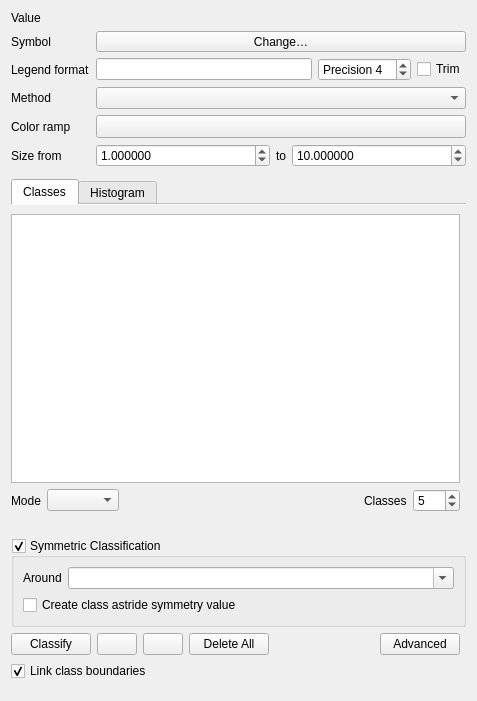
Above: src/ui/qgsgraduatedsymbolrendererwidget.ui from qgis/QGIS before the change. Below: the same form after it.
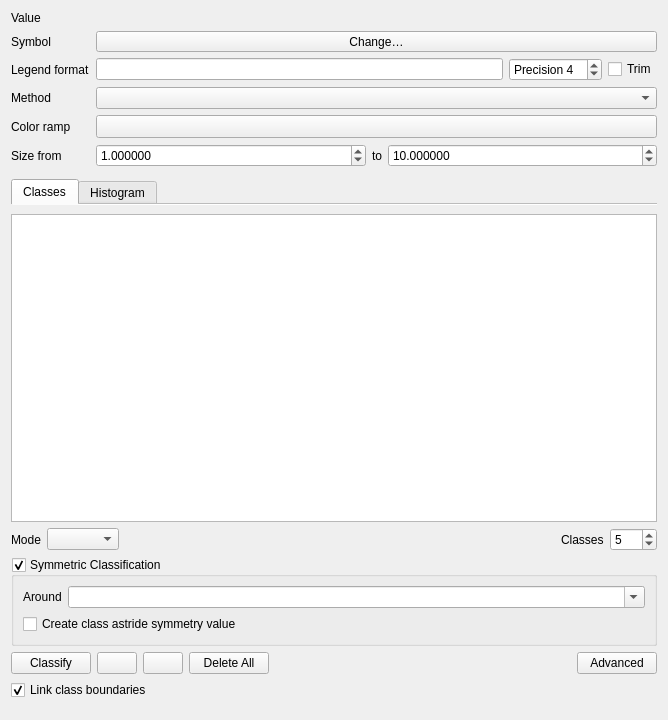
That is the form after the change. Icons and pictures are not drawn. Custom widgets are drawn as their Qt base class.

Commit message: better layout in UI

The edit to the form file:
```diff
--- a/src/ui/qgsgraduatedsymbolrendererwidget.ui
+++ b/src/ui/qgsgraduatedsymbolrendererwidget.ui
@@ -6,8 +6,8 @@
    <rect>
     <x>0</x>
     <y>0</y>
-    <width>477</width>
-    <height>701</height>
+    <width>668</width>
+    <height>720</height>
    </rect>
   </property>
   <layout class="QGridLayout" name="gridLayout">
@@ -307,92 +307,20 @@
          </layout>
         </widget>
        </item>
-       <item row="4" column="0" colspan="2">
-        <layout class="QHBoxLayout" name="horizontalLayout_3">
-         <item>
-          <widget class="QPushButton" name="btnGraduatedClassify">
-           <property name="text">
-            <string>Classify</string>
-           </property>
-          </widget>
-         </item>
-         <item>
-          <widget class="QPushButton" name="btnGraduatedAdd">
-           <property name="toolTip">
-            <string>Add class</string>
-           </property>
-           <property name="icon">
-            <iconset resource="../../images/images.qrc">
-             <normaloff>:/images/themes/default/symbologyAdd.svg</normaloff>:/images/themes/default/symbologyAdd.svg</iconset>
-           </property>
-          </widget>
-         </item>
-         <item>
-          <widget class="QPushButton" name="btnGraduatedDelete">
-           <property name="toolTip">
-            <string>Delete</string>
-           </property>
-           <property name="icon">
-            <iconset resource="../../images/images.qrc">
-             <normaloff>:/images/themes/default/symbologyRemove.svg</normaloff>:/images/themes/default/symbologyRemove.svg</iconset>
-           </property>
-          </widget>
-         </item>
-         <item>
-          <widget class="QPushButton" name="btnDeleteAllClasses">
-           <property name="text">
-            <string>Delete All</string>
-           </property>
-          </widget>
-         </item>
-         <item>
-          <spacer name="horizontalSpacer_2">
-           <property name="orientation">
-            <enum>Qt::Horizontal</enum>
-           </property>
-           <property name="sizeHint" stdset="0">
-            <size>
-             <width>0</width>
-             <height>20</height>
-            </size>
-           </property>
-          </spacer>
-         </item>
-         <item>
-          <widget class="QPushButton" name="btnAdvanced">
-           <property name="text">
-            <string>Advanced</string>
-           </property>
-          </widget>
-         </item>
-        </layout>
-       </item>
-       <item row="0" column="0" colspan="2">
-        <widget class="QTreeView" name="viewGraduated">
-         <property name="contextMenuPolicy">
-          <enum>Qt::CustomContextMenu</enum>
+       <item row="2" column="1">
+        <spacer name="horizontalSpacer_3">
+         <property name="orientation">
+          <enum>Qt::Horizontal</enum>
          </property>
-         <property name="showDropIndicator" stdset="0">
-          <bool>true</bool>
+         <property name="sizeHint" stdset="0">
+          <size>
+           <width>40</width>
+           <height>0</height>
+          </size>
          </property>
-         <property name="dragDropMode">
-          <enum>QAbstractItemView::InternalMove</enum>
-         </property>
-         <property name="selectionMode">
-          <enum>QAbstractItemView::ExtendedSelection</enum>
-         </property>
-         <property name="rootIsDecorated">
-          <bool>false</bool>
-         </property>
-         <property name="itemsExpandable">
-          <bool>false</bool>
-         </property>
-         <property name="sortingEnabled">
-          <bool>true</bool>
-         </property>
-        </widget>
+        </spacer>
        </item>
-       <item row="1" column="0" colspan="2">
+       <item row="1" column="0" colspan="3">
         <layout class="QHBoxLayout" name="horizontalLayout_5">
          <item>
           <widget class="QLabel" name="label_8">
@@ -458,7 +386,92 @@
          </item>
         </layout>
        </item>
-       <item row="5" column="0" colspan="2">
+       <item row="0" column="0" colspan="3">
+        <widget class="QTreeView" name="viewGraduated">
+         <property name="contextMenuPolicy">
+          <enum>Qt::CustomContextMenu</enum>
+         </property>
+         <property name="showDropIndicator" stdset="0">
+          <bool>true</bool>
+         </property>
+         <property name="dragDropMode">
+          <enum>QAbstractItemView::InternalMove</enum>
+         </property>
+         <property name="selectionMode">
+          <enum>QAbstractItemView::ExtendedSelection</enum>
+         </property>
+         <property name="rootIsDecorated">
+          <bool>false</bool>
+         </property>
+         <property name="itemsExpandable">
+          <bool>false</bool>
+         </property>
+         <property name="sortingEnabled">
+          <bool>true</bool>
+         </property>
+        </widget>
+       </item>
+       <item row="4" column="0" colspan="3">
+        <layout class="QHBoxLayout" name="horizontalLayout_3">
+         <item>
+          <widget class="QPushButton" name="btnGraduatedClassify">
+           <property name="text">
+            <string>Classify</string>
+           </property>
+          </widget>
+         </item>
+         <item>
+          <widget class="QPushButton" name="btnGraduatedAdd">
+           <property name="toolTip">
+            <string>Add class</string>
+           </property>
+           <property name="icon">
+            <iconset resource="../../images/images.qrc">
+             <normaloff>:/images/themes/default/symbologyAdd.svg</normaloff>:/images/themes/default/symbologyAdd.svg</iconset>
+           </property>
+          </widget>
+         </item>
+         <item>
+          <widget class="QPushButton" name="btnGraduatedDelete">
+           <property name="toolTip">
+            <string>Delete</string>
+           </property>
+           <property name="icon">
+            <iconset resource="../../images/images.qrc">
+             <normaloff>:/images/themes/default/symbologyRemove.svg</normaloff>:/images/themes/default/symbologyRemove.svg</iconset>
+           </property>
+          </widget>
+         </item>
+         <item>
+          <widget class="QPushButton" name="btnDeleteAllClasses">
+           <property name="text">
+            <string>Delete All</string>
+           </property>
+          </widget>
+         </item>
+         <item>
+          <spacer name="horizontalSpacer_2">
+           <property name="orientation">
+            <enum>Qt::Horizontal</enum>
+           </property>
+           <property name="sizeHint" stdset="0">
+            <size>
+             <width>0</width>
+             <height>20</height>
+            </size>
+           </property>
+          </spacer>
+         </item>
+         <item>
+          <widget class="QPushButton" name="btnAdvanced">
+           <property name="text">
+            <string>Advanced</string>
+           </property>
+          </widget>
+         </item>
+        </layout>
+       </item>
+       <item row="5" column="0" colspan="3">
         <layout class="QHBoxLayout" name="_2">
          <item>
           <widget class="QCheckBox" name="cbxLinkBoundaries">
@@ -472,19 +485,6 @@
          </item>
         </layout>
        </item>
-       <item row="2" column="1">
-        <spacer name="horizontalSpacer_3">
-         <property name="orientation">
-          <enum>Qt::Horizontal</enum>
-         </property>
-         <property name="sizeHint" stdset="0">
-          <size>
-           <width>40</width>
-           <height>20</height>
-          </size>
-         </property>
-        </spacer>
-       </item>
       </layout>
      </widget>
      <widget class="QWidget" name="tab_2">
```
